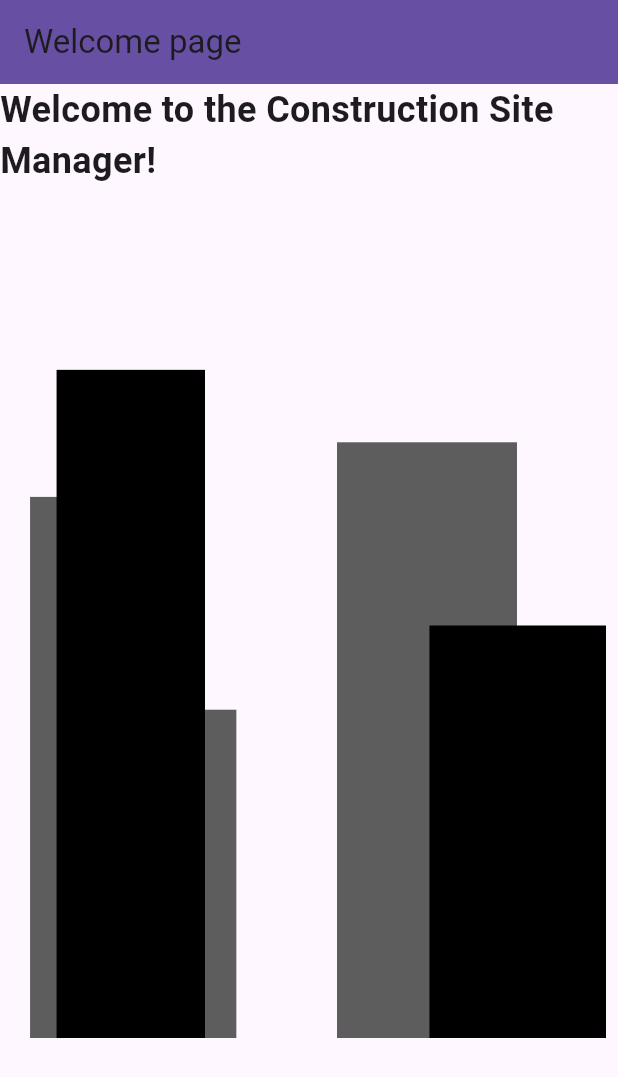
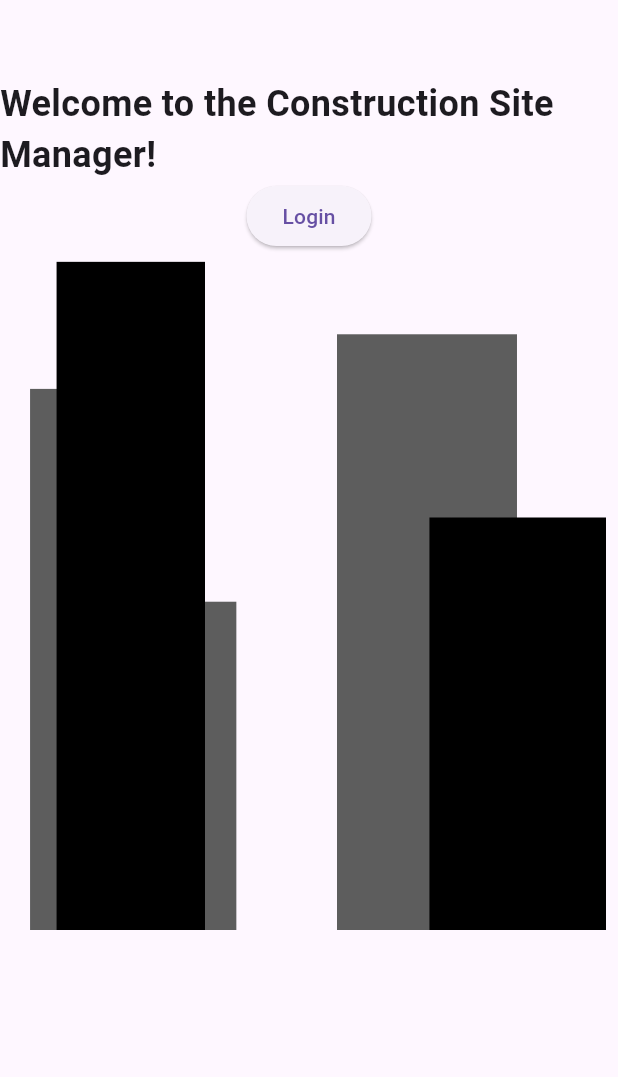
Before and after one commit to Wabtey/mmm_construction_site_manager, a Flutter app: the screen it shows after launch, on a phone screen of 412 x 824 dp. Shown: the top 1077 px of the screen. Run offline on Flutter 3.47's test engine with Material 3 defaults, Android fonts, the phone set to English and light mode, and no system bars.

Commit message:
feat: :sparkles: display the GTA Chinatown War's map

```diff
--- /dev/null
+++ b/lib/custom_material_app.dart
@@ -0,0 +1,26 @@
+import 'package:flutter/material.dart';
+
+class CustomMaterialApp extends StatelessWidget {
+  final Widget home;
+  final String title;
+
+  const CustomMaterialApp({super.key, required this.home, required this.title});
+
+  @override
+  Widget build(BuildContext context) {
+    return MaterialApp(
+      title: title,
+      theme: ThemeData(
+        brightness: Brightness.light,
+        // useMaterial3: true,
+      ),
+      darkTheme: ThemeData(
+        brightness: Brightness.dark,
+        // useMaterial3: true,
+      ),
+      themeMode: ThemeMode.system,
+      debugShowCheckedModeBanner: false,
+      home: home,
+    );
+  }
+}
--- a/lib/main.dart
+++ b/lib/main.dart
@@ -1,24 +1,12 @@
 import 'package:flutter/material.dart';
-import 'start_screen.dart';
+import 'package:mmm_construction_site_manager/custom_material_app.dart';
+import 'start_screen.dart' as start_screen;
 
 void main() {
-  runApp(const MyApp());
+  runApp(
+    const CustomMaterialApp(
+      title: 'Construction Site Manager',
+      home: start_screen.StartScreen(title: 'Welcome page'),
+    ),
+  );
 }
-
-class MyApp extends StatelessWidget {
-  const MyApp({super.key});
-
-  @override
-  Widget build(BuildContext context) {
-    return MaterialApp(
-      title: 'Construction Site Manager',
-      theme: ThemeData(
-        brightness: Brightness.dark,
-        // colorScheme: const ColorScheme.dark(),
-        useMaterial3: true,
-      ),
-      themeMode: ThemeMode.dark,
-      home: const StartScreen(title: 'Welcome page'),
-    );
-  }
-}
--- a/lib/start_screen.dart
+++ b/lib/start_screen.dart
@@ -1,4 +1,5 @@
 import 'package:flutter/material.dart';
+import 'package:mmm_construction_site_manager/map.dart' as map;
 
 /* -------------------------------------------------------------------------- */
 /*                                Actual Screen                               */
@@ -16,15 +17,11 @@ class StartScreen extends StatefulWidget {
 class _StartScreenState extends State<StartScreen> {
   @override
   Widget build(BuildContext context) {
-    return MaterialApp(
-        home: Scaffold(
-            appBar: AppBar(
-              backgroundColor: Theme.of(context).colorScheme.inversePrimary,
-              title: Text(widget.title),
-            ),
-            body: const Center(
-              child: StartScreenAnimation(),
-            )));
+    return const Scaffold(
+      body: Center(
+        child: StartScreenAnimation(),
+      ),
+    );
   }
 }
 
@@ -84,23 +81,46 @@ class _StartScreenAnimationState extends State<StartScreenAnimation>
   Widget build(BuildContext context) {
     return SingleChildScrollView(
       // NOTE: we're using a scroll view to allow the overflow but we want to lock it
+      // TOTEST: the scroll seems to be locked
       physics: const NeverScrollableScrollPhysics(),
-      child: Column(
-        mainAxisAlignment: MainAxisAlignment.center,
+      child: Stack(
         children: [
-          if (_showText)
-            const Text(
-              'Welcome to the Construction Site Manager!',
-              style: TextStyle(fontSize: 24, fontWeight: FontWeight.bold),
-            )
-          else
-            const SizedBox(height: 35),
-          SlideTransition(
-            position: _offsetAnimation,
-            child: const Padding(
-              padding: EdgeInsets.all(8.0),
-              child: Image(image: AssetImage("assets/Buildings_shape.png")),
+          Align(
+            alignment: Alignment.center,
+            child: SlideTransition(
+              position: _offsetAnimation,
+              child: const Padding(
+                padding: EdgeInsets.all(8.0),
+                child: Image(image: AssetImage("assets/Buildings_shape.png")),
+              ),
             ),
+          ),
+          Align(
+            alignment: Alignment.center,
+            child: _showText
+                ? Column(
+                    mainAxisAlignment: MainAxisAlignment.center,
+                    children: [
+                      const Text(
+                        'Welcome to the Construction Site Manager!',
+                        style: TextStyle(
+                            fontSize: 24, fontWeight: FontWeight.bold),
+                      ),
+                      const SizedBox(width: 50),
+                      ElevatedButton(
+                        onPressed: () {
+                          Navigator.push(
+                            context,
+                            MaterialPageRoute(
+                              builder: (context) => const map.SideGame(),
+                            ),
+                          );
+                        },
+                        child: const Text("Login"),
+                      ),
+                    ],
+                  )
+                : const SizedBox(height: 65),
           ),
         ],
       ),
--- a/pubspec.yaml
+++ b/pubspec.yaml
@@ -58,6 +58,7 @@ flutter:
 
   assets:
     - "assets/Buildings_shape.png"
+    - "assets/LibertyCity-GTACW-Map.png"
 
   # An image asset can refer to one or more resolution-specific "variants", see
   # https://flutter.dev/to/resolution-aware-images
```
Also changed, not shown: lib/map.dart (added, +70 -0 lines), assets/LibertyCity-GTACW-Map.png (added).
